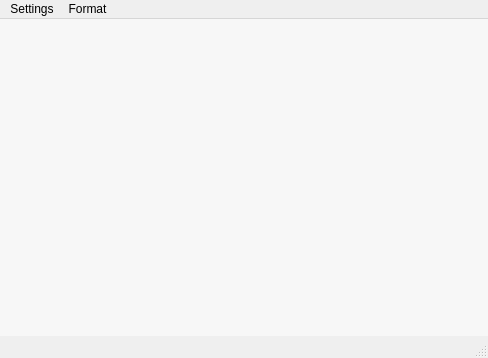
The window that app/mainwindow.ui (ahagmann/cee) describes before a commit, drawn with Qt 5.
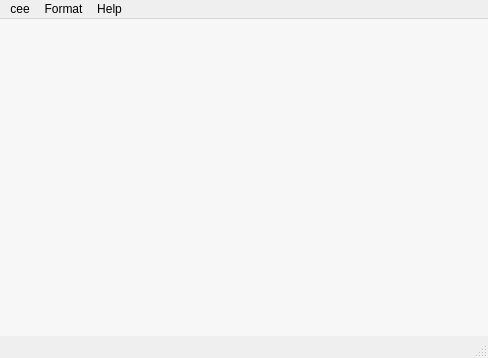
The same window after the commit. Custom widgets are drawn as their Qt base class.

The edit to the form file:
```diff
--- a/app/mainwindow.ui
+++ b/app/mainwindow.ui
@@ -79,12 +79,12 @@
      <x>0</x>
      <y>0</y>
      <width>488</width>
-     <height>21</height>
+     <height>22</height>
     </rect>
    </property>
    <widget class="QMenu" name="menuSettings">
     <property name="title">
-     <string>Settings</string>
+     <string>cee</string>
     </property>
     <addaction name="actionPreferences"/>
    </widget>
@@ -99,8 +99,16 @@
     <addaction name="actionHex_hex"/>
     <addaction name="actionOcatal_oct"/>
    </widget>
+   <widget class="QMenu" name="menuHelp">
+    <property name="title">
+     <string>Help</string>
+    </property>
+    <addaction name="actionDocumentaion"/>
+    <addaction name="actionAbout"/>
+   </widget>
    <addaction name="menuSettings"/>
    <addaction name="menuFormat"/>
+   <addaction name="menuHelp"/>
   </widget>
   <widget class="QStatusBar" name="statusBar">
    <property name="autoFillBackground">
```
Left out of the diff: 16 changed lines with no effect on the pictures.
